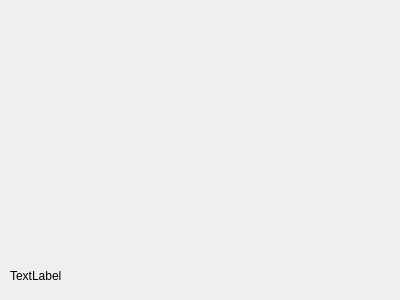
DamianPodrazaCode/DataVisualizer, file DataVisualizer/serialdialog.ui: the form before one commit.
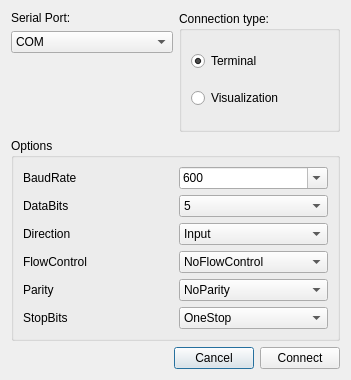
The form after the commit.

```diff
--- a/DataVisualizer/serialdialog.ui
+++ b/DataVisualizer/serialdialog.ui
@@ -6,26 +6,429 @@
    <rect>
     <x>0</x>
     <y>0</y>
-    <width>400</width>
-    <height>300</height>
+    <width>351</width>
+    <height>380</height>
    </rect>
   </property>
   <property name="windowTitle">
    <string>Dialog</string>
   </property>
-  <widget class="QLabel" name="lDebug">
-   <property name="geometry">
-    <rect>
-     <x>10</x>
-     <y>260</y>
-     <width>381</width>
-     <height>31</height>
-    </rect>
-   </property>
-   <property name="text">
-    <string>TextLabel</string>
-   </property>
-  </widget>
+  <layout class="QGridLayout" name="gridLayout_3">
+   <item row="0" column="0">
+    <layout class="QHBoxLayout" name="horizontalLayout">
+     <item>
+      <layout class="QVBoxLayout" name="verticalLayout">
+       <item>
+        <widget class="QLabel" name="label">
+         <property name="text">
+          <string>Serial Port:</string>
+         </property>
+        </widget>
+       </item>
+       <item>
+        <widget class="QComboBox" name="cb_portNr">
+         <item>
+          <property name="text">
+           <string>COM</string>
+          </property>
+         </item>
+        </widget>
+       </item>
+       <item>
+        <spacer name="verticalSpacer">
+         <property name="orientation">
+          <enum>Qt::Vertical</enum>
+         </property>
+         <property name="sizeHint" stdset="0">
+          <size>
+           <width>20</width>
+           <height>40</height>
+          </size>
+         </property>
+        </spacer>
+       </item>
+      </layout>
+     </item>
+     <item>
+      <widget class="QGroupBox" name="groupBox">
+       <property name="title">
+        <string>Connection type:</string>
+       </property>
+       <layout class="QGridLayout" name="gridLayout">
+        <item row="0" column="0">
+         <widget class="QRadioButton" name="rb_terminal">
+          <property name="text">
+           <string>Terminal</string>
+          </property>
+          <property name="checked">
+           <bool>true</bool>
+          </property>
+         </widget>
+        </item>
+        <item row="1" column="0">
+         <widget class="QRadioButton" name="rb_visualization">
+          <property name="text">
+           <string>Visualization</string>
+          </property>
+         </widget>
+        </item>
+       </layout>
+      </widget>
+     </item>
+    </layout>
+   </item>
+   <item row="1" column="0">
+    <widget class="QGroupBox" name="groupBox_2">
+     <property name="title">
+      <string>Options</string>
+     </property>
+     <layout class="QGridLayout" name="gridLayout_2">
+      <item row="0" column="0">
+       <layout class="QHBoxLayout" name="horizontalLayout_3">
+        <item>
+         <widget class="QLabel" name="label_2">
+          <property name="text">
+           <string>BaudRate</string>
+          </property>
+         </widget>
+        </item>
+        <item>
+         <widget class="QComboBox" name="cb_baudrate">
+          <property name="inputMethodHints">
+           <set>Qt::ImhDigitsOnly</set>
+          </property>
+          <property name="editable">
+           <bool>true</bool>
+          </property>
+          <item>
+           <property name="text">
+            <string>600</string>
+           </property>
+          </item>
+          <item>
+           <property name="text">
+            <string>1200</string>
+           </property>
+          </item>
+          <item>
+           <property name="text">
+            <string>2400</string>
+           </property>
+          </item>
+          <item>
+           <property name="text">
+            <string>4800</string>
+           </property>
+          </item>
+          <item>
+           <property name="text">
+            <string>9600</string>
+           </property>
+          </item>
+          <item>
+           <property name="text">
+            <string>14400</string>
+           </property>
+          </item>
+          <item>
+           <property name="text">
+            <string>19200</string>
+           </property>
+          </item>
+          <item>
+           <property name="text">
+            <string>28800</string>
+           </property>
+          </item>
+          <item>
+           <property name="text">
+            <string>38400</string>
+           </property>
+          </item>
+          <item>
+           <property name="text">
+            <string>56000</string>
+           </property>
+          </item>
+          <item>
+           <property name="text">
+            <string>57600</string>
+           </property>
+          </item>
+          <item>
+           <property name="text">
+            <string>115200</string>
+           </property>
+          </item>
+          <item>
+           <property name="text">
+            <string>128000</string>
+           </property>
+          </item>
+          <item>
+           <property name="text">
+            <string>256000</string>
+           </property>
+          </item>
+          <item>
+           <property name="text">
+            <string>230400</string>
+           </property>
+          </item>
+          <item>
+           <property name="text">
+            <string>460800</string>
+           </property>
+          </item>
+          <item>
+           <property name="text">
+            <string>921600</string>
+           </property>
+          </item>
+          <item>
+           <property name="text">
+            <string>1000000</string>
+           </property>
+          </item>
+          <item>
+           <property name="text">
+            <string>2000000</string>
+           </property>
+          </item>
+         </widget>
+        </item>
+       </layout>
+      </item>
+      <item row="1" column="0">
+       <layout class="QHBoxLayout" name="horizontalLayout_4">
+        <item>
+         <widget class="QLabel" name="label_3">
+          <property name="text">
+           <string>DataBits</string>
+          </property>
+         </widget>
+        </item>
+        <item>
+         <widget class="QComboBox" name="cb_databits">
+          <property name="inputMethodHints">
+           <set>Qt::ImhDigitsOnly</set>
+          </property>
+          <property name="editable">
+           <bool>false</bool>
+          </property>
+          <item>
+           <property name="text">
+            <string>5</string>
+           </property>
+          </item>
+          <item>
+           <property name="text">
+            <string>6</string>
+           </property>
+          </item>
+          <item>
+           <property name="text">
+            <string>7</string>
+           </property>
+          </item>
+          <item>
+           <property name="text">
+            <string>8</string>
+           </property>
+          </item>
+         </widget>
+        </item>
+       </layout>
+      </item>
+      <item row="2" column="0">
+       <layout class="QHBoxLayout" name="horizontalLayout_5">
+        <item>
+         <widget class="QLabel" name="label_4">
+          <property name="text">
+           <string>Direction</string>
+          </property>
+         </widget>
+        </item>
+        <item>
+         <widget class="QComboBox" name="cb_direction">
+          <property name="inputMethodHints">
+           <set>Qt::ImhDigitsOnly</set>
+          </property>
+          <property name="editable">
+           <bool>false</bool>
+          </property>
+          <item>
+           <property name="text">
+            <string>Input </string>
+           </property>
+          </item>
+          <item>
+           <property name="text">
+            <string>Output</string>
+           </property>
+          </item>
+          <item>
+           <property name="text">
+            <string>AllDirections</string>
+           </property>
+          </item>
+         </widget>
+        </item>
+       </layout>
+      </item>
+      <item row="3" column="0">
+       <layout class="QHBoxLayout" name="horizontalLayout_6">
+        <item>
+         <widget class="QLabel" name="label_5">
+          <property name="text">
+           <string>FlowControl</string>
+          </property>
+         </widget>
+        </item>
+        <item>
+         <widget class="QComboBox" name="cb_flowcontrol">
+          <property name="inputMethodHints">
+           <set>Qt::ImhDigitsOnly</set>
+          </property>
+          <property name="editable">
+           <bool>false</bool>
+          </property>
+          <item>
+           <property name="text">
+            <string>NoFlowControl</string>
+           </property>
+          </item>
+          <item>
+           <property name="text">
+            <string>HardwareControl</string>
+           </property>
+          </item>
+          <item>
+           <property name="text">
+            <string>SoftwareControl</string>
+           </property>
+          </item>
+         </widget>
+        </item>
+       </layout>
+      </item>
+      <item row="4" column="0">
+       <layout class="QHBoxLayout" name="horizontalLayout_7">
+        <item>
+         <widget class="QLabel" name="label_6">
+          <property name="text">
+           <string>Parity</string>
+          </property>
+         </widget>
+        </item>
+        <item>
+         <widget class="QComboBox" name="cb_parity">
+          <property name="inputMethodHints">
+           <set>Qt::ImhDigitsOnly</set>
+          </property>
+          <property name="editable">
+           <bool>false</bool>
+          </property>
+          <item>
+           <property name="text">
+            <string>NoParity</string>
+           </property>
+          </item>
+          <item>
+           <property name="text">
+            <string>EvenParity</string>
+           </property>
+          </item>
+          <item>
+           <property name="text">
+            <string>OddParity</string>
+           </property>
+          </item>
+          <item>
+           <property name="text">
+            <string>SpaceParity</string>
+           </property>
+          </item>
+          <item>
+           <property name="text">
+            <string>MarkParity</string>
+           </property>
+          </item>
+         </widget>
+        </item>
+       </layout>
+      </item>
+      <item row="5" column="0">
+       <layout class="QHBoxLayout" name="horizontalLayout_8">
+        <item>
+         <widget class="QLabel" name="label_7">
+          <property name="text">
+           <string>StopBits</string>
+          </property>
+         </widget>
+        </item>
+        <item>
+         <widget class="QComboBox" name="cb_stopbits">
+          <property name="inputMethodHints">
+           <set>Qt::ImhDigitsOnly</set>
+          </property>
+          <property name="editable">
+           <bool>false</bool>
+          </property>
+          <item>
+           <property name="text">
+            <string>OneStop</string>
+           </property>
+          </item>
+          <item>
+           <property name="text">
+            <string>OneAndHalfStop</string>
+           </property>
+          </item>
+          <item>
+           <property name="text">
+            <string>TwoStop</string>
+           </property>
+          </item>
+         </widget>
+        </item>
+       </layout>
+      </item>
+     </layout>
+    </widget>
+   </item>
+   <item row="2" column="0">
+    <layout class="QHBoxLayout" name="horizontalLayout_2">
+     <item>
+      <spacer name="horizontalSpacer">
+       <property name="orientation">
+        <enum>Qt::Horizontal</enum>
+       </property>
+       <property name="sizeHint" stdset="0">
+        <size>
+         <width>40</width>
+         <height>20</height>
+        </size>
+       </property>
+      </spacer>
+     </item>
+     <item>
+      <widget class="QPushButton" name="pushButton_2">
+       <property name="text">
+        <string>Cancel</string>
+       </property>
+      </widget>
+     </item>
+     <item>
+      <widget class="QPushButton" name="pushButton">
+       <property name="text">
+        <string>Connect</string>
+       </property>
+      </widget>
+     </item>
+    </layout>
+   </item>
+  </layout>
  </widget>
  <resources/>
  <connections/>
```
